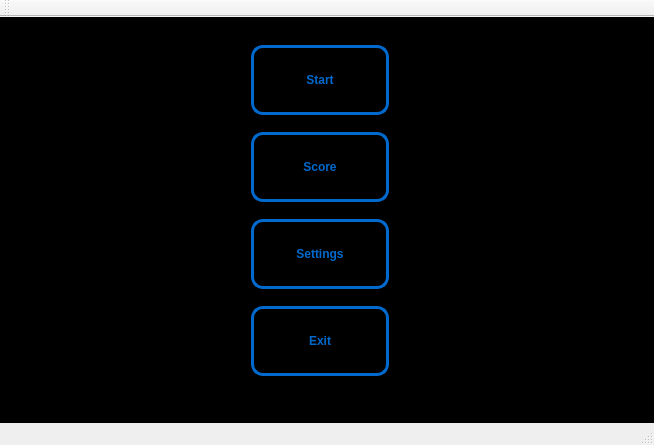
The window that mainwindow.ui (MaxKrabio/Pacman) describes before a commit, drawn with Qt 5.
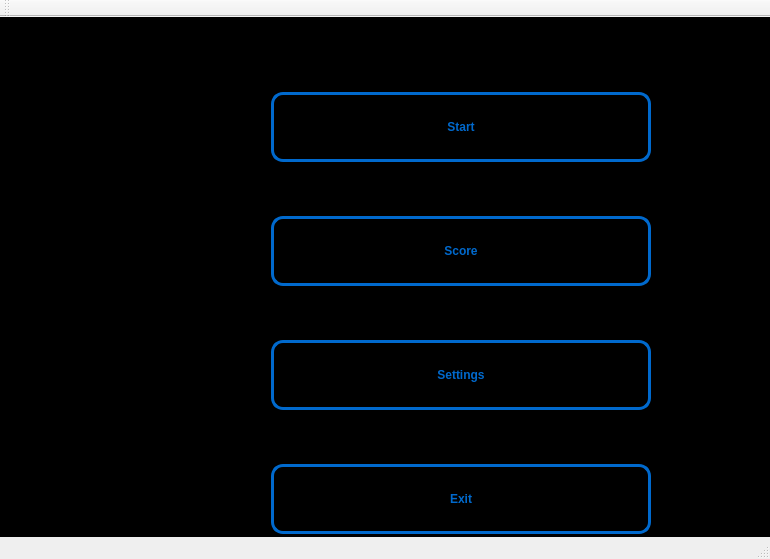
The same window after the commit.

```diff
--- a/mainwindow.ui
+++ b/mainwindow.ui
@@ -6,8 +6,8 @@
    <rect>
     <x>0</x>
     <y>0</y>
-    <width>654</width>
-    <height>445</height>
+    <width>770</width>
+    <height>484</height>
    </rect>
   </property>
   <property name="windowTitle">
@@ -42,16 +42,34 @@
 }</string>
   </property>
   <widget class="QWidget" name="centralWidget">
+   <property name="sizePolicy">
+    <sizepolicy hsizetype="Expanding" vsizetype="Expanding">
+     <horstretch>0</horstretch>
+     <verstretch>0</verstretch>
+    </sizepolicy>
+   </property>
+   <property name="minimumSize">
+    <size>
+     <width>456</width>
+     <height>520</height>
+    </size>
+   </property>
+   <property name="baseSize">
+    <size>
+     <width>456</width>
+     <height>520</height>
+    </size>
+   </property>
    <property name="styleSheet">
     <string notr="true"/>
    </property>
    <widget class="QWidget" name="verticalLayoutWidget">
     <property name="geometry">
      <rect>
-      <x>240</x>
-      <y>0</y>
-      <width>160</width>
-      <height>391</height>
+      <x>260</x>
+      <y>10</y>
+      <width>402</width>
+      <height>572</height>
      </rect>
     </property>
     <layout class="QVBoxLayout" name="verticalLayout">
@@ -62,7 +80,13 @@
       <enum>QLayout::SetDefaultConstraint</enum>
      </property>
      <item>
-      <widget class="QPushButton" name="Start">
+      <widget class="QPushButton" name="StartButton">
+       <property name="minimumSize">
+        <size>
+         <width>0</width>
+         <height>0</height>
+        </size>
+       </property>
        <property name="text">
         <string>Start</string>
        </property>
```
Left out of the diff: 6 changed lines with no effect on the pictures.
